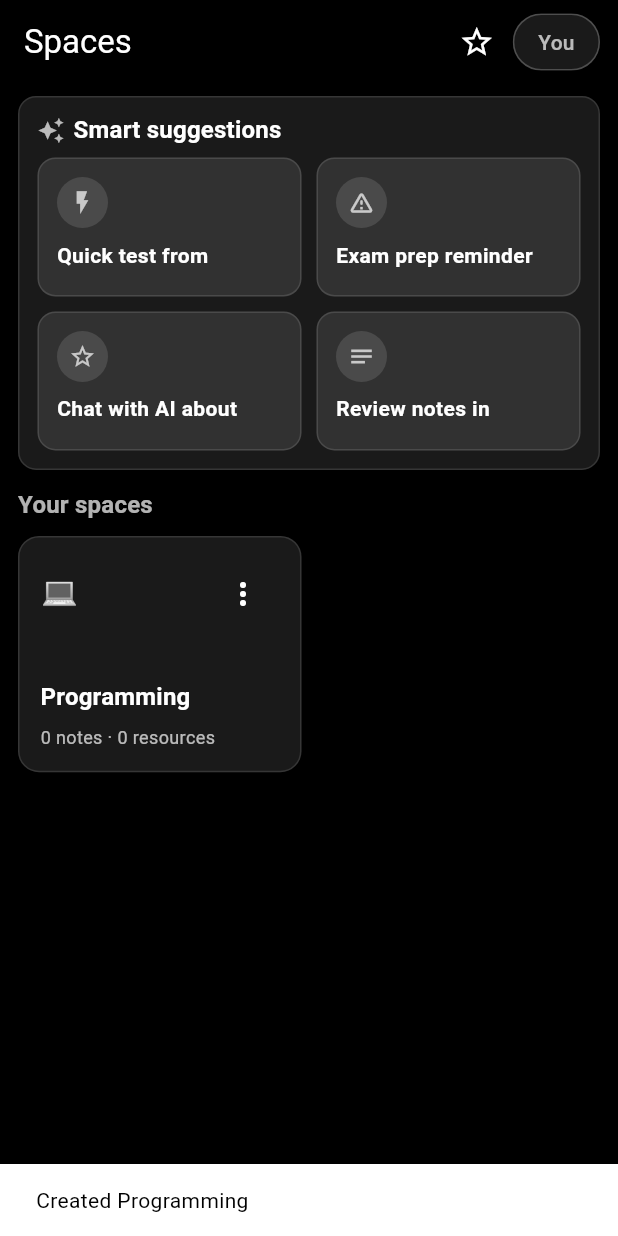
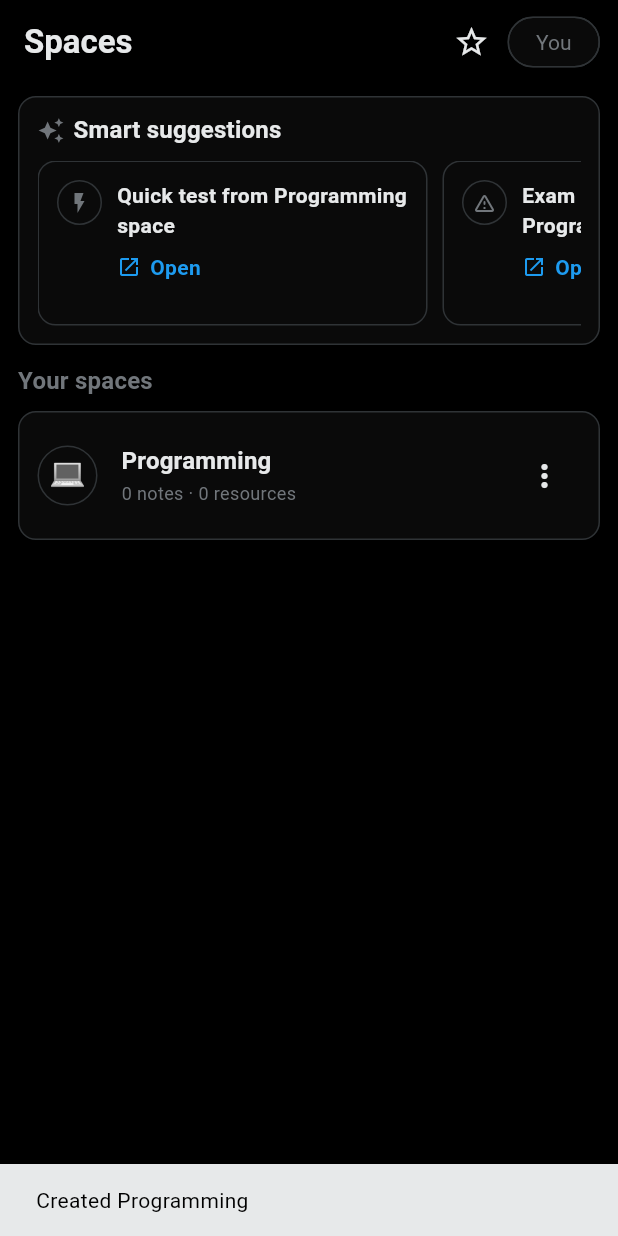
Before and after one commit to axttt243567/Agentic-Notes, a Flutter app: the HomePage screen opened directly, after a tap on an icon or button, on a phone screen of 412 x 824 dp. Run offline on Flutter 3.47's test engine with Material 3 defaults, Android fonts, the phone set to English and light mode, and no system bars; our stand-ins replace hive_flutter; accounts and stored records are empty.

Commit message:
feat(ui): X/Twitter dark restyle; rework Home suggestions & spaces; add suggestion settings; fix deprecations

```diff
--- a/lib/home_page.dart
+++ b/lib/home_page.dart
@@ -73,6 +73,89 @@ class _HomePageState extends State<HomePage> {
     ).push(MaterialPageRoute(builder: (_) => const ChatPage()));
   }
 
+  Future<void> _openSuggestionSettings() async {
+    final db = DBProvider.of(context);
+    String selected = _suggestLevel;
+    await showModalBottomSheet<void>(
+      context: context,
+      isScrollControlled: true,
+      backgroundColor: Theme.of(context).colorScheme.surface,
+      shape: const RoundedRectangleBorder(
+        borderRadius: BorderRadius.vertical(top: Radius.circular(20)),
+      ),
+      builder: (ctx) {
+        return Padding(
+          padding: const EdgeInsets.fromLTRB(16, 12, 16, 16),
+          child: StatefulBuilder(
+            builder: (context, setStateSB) => Column(
+              mainAxisSize: MainAxisSize.min,
+              crossAxisAlignment: CrossAxisAlignment.start,
+              children: [
+                Center(
+                  child: Container(
+                    width: 40,
+                    height: 4,
+                    margin: const EdgeInsets.only(bottom: 12),
+                    decoration: BoxDecoration(
+                      color: const Color(0xFF2F3336),
+                      borderRadius: BorderRadius.circular(999),
+                    ),
+                  ),
+                ),
+                Text(
+                  'Manage suggestions',
+                  style: Theme.of(
+                    context,
+                  ).textTheme.titleLarge?.copyWith(fontWeight: FontWeight.w700),
+                ),
+                const SizedBox(height: 12),
+                const Text('How many suggestions?'),
+                const SizedBox(height: 8),
+                Wrap(
+                  spacing: 8,
+                  children: [
+                    ChoiceChip(
+                      label: const Text('Suggest less'),
+                      selected: selected == 'less',
+                      onSelected: (_) async {
+                        setStateSB(() => selected = 'less');
+                        await db.setSuggestLevel('less');
+                      },
+                    ),
+                    ChoiceChip(
+                      label: const Text('Balanced'),
+                      selected: selected == 'balanced',
+                      onSelected: (_) async {
+                        setStateSB(() => selected = 'balanced');
+                        await db.setSuggestLevel('balanced');
+                      },
+                    ),
+                    ChoiceChip(
+                      label: const Text('Suggest more'),
+                      selected: selected == 'more',
+                      onSelected: (_) async {
+                        setStateSB(() => selected = 'more');
+                        await db.setSuggestLevel('more');
+                      },
+                    ),
+                  ],
+                ),
+                const SizedBox(height: 12),
+                Align(
+                  alignment: Alignment.centerRight,
+                  child: TextButton(
+                    onPressed: () => Navigator.of(ctx).maybePop(),
+                    child: const Text('Close'),
+                  ),
+                ),
+              ],
+            ),
+          ),
+        );
+      },
+    );
+  }
+
   Future<void> _addSpace() async {
     final db = DBProvider.of(context);
     final created = await showModalBottomSheet<SpaceModel>(
@@ -106,7 +189,10 @@ class _HomePageState extends State<HomePage> {
         backgroundColor: Theme.of(context).scaffoldBackgroundColor,
         surfaceTintColor: Colors.transparent,
         elevation: 0,
-        title: const Text('Spaces'),
+        title: const Text(
+          'Spaces',
+          style: TextStyle(fontWeight: FontWeight.w700),
+        ),
         actions: [
           IconButton(
             tooltip: 'AI chat',
@@ -119,11 +205,11 @@ class _HomePageState extends State<HomePage> {
               child: InputChip(
                 label: Text(
                   name.isEmpty ? 'me' : name,
-                  style: const TextStyle(color: Colors.white70),
+                  style: const TextStyle(color: Color(0xFF71767B)),
                 ),
                 shape: const StadiumBorder(),
-                backgroundColor: Colors.white10,
-                side: const BorderSide(color: Colors.white12),
+                backgroundColor: Color(0xFF0A0A0A),
+                side: const BorderSide(color: Color(0xFF2F3336)),
                 onPressed: _openProfile,
               ),
             ),
@@ -150,24 +236,29 @@ class _HomePageState extends State<HomePage> {
                     'Your spaces',
                     style: Theme.of(context).textTheme.titleMedium?.copyWith(
                       fontWeight: FontWeight.w700,
-                      color: Colors.white70,
+                      color: Color(0xFF71767B),
                     ),
                   ),
                   const SizedBox(height: 8),
-                  GridView.builder(
+                  Container(
+                    decoration: BoxDecoration(
+                      color: const Color(0xFF0A0A0A),
+                      borderRadius: BorderRadius.circular(12),
+                      border: Border.all(color: const Color(0xFF2F3336)),
+                    ),
+                    child: ListView.separated(
                       shrinkWrap: true,
                       physics: const NeverScrollableScrollPhysics(),
-                    gridDelegate:
-                        const SliverGridDelegateWithFixedCrossAxisCount(
-                          crossAxisCount: 2,
-                          mainAxisSpacing: 10,
-                          crossAxisSpacing: 10,
-                          childAspectRatio: 1.2,
+                      itemCount: _spaces.length,
+                      separatorBuilder: (_, __) => const Divider(
+                        height: 1,
+                        thickness: 1,
+                        color: Color(0xFF2F3336),
+                        indent: 64,
                       ),
-                    itemCount: _spaces.length,
                       itemBuilder: (context, i) {
                         final s = _spaces[i];
-                      return _SpaceCard(
+                        return _SpaceRow(
                           space: s,
                           onOpen: () => Navigator.of(context).push(
                             MaterialPageRoute(
@@ -183,6 +274,7 @@ class _HomePageState extends State<HomePage> {
                         );
                       },
                     ),
+                  ),
                 ],
               ),
       ),
@@ -194,9 +286,9 @@ class _HomePageState extends State<HomePage> {
     final suggestions = _buildSuggestions();
     return Container(
       decoration: BoxDecoration(
-        color: Colors.white10,
+        color: const Color(0xFF0A0A0A),
         borderRadius: BorderRadius.circular(12),
-        border: Border.all(color: Colors.white12),
+        border: Border.all(color: const Color(0xFF2F3336)),
       ),
       child: Padding(
         padding: const EdgeInsets.fromLTRB(12, 10, 12, 12),
@@ -205,7 +297,11 @@ class _HomePageState extends State<HomePage> {
           children: [
             Row(
               children: [
-                const Icon(Icons.auto_awesome, size: 18, color: Colors.white70),
+                const Icon(
+                  Icons.auto_awesome,
+                  size: 18,
+                  color: Color(0xFF71767B),
+                ),
                 const SizedBox(width: 6),
                 Text(
                   'Smart suggestions',
@@ -215,31 +311,28 @@ class _HomePageState extends State<HomePage> {
                 ),
               ],
             ),
-            const SizedBox(height: 6),
+            const SizedBox(height: 8),
             if (suggestions.isEmpty)
               const Text(
                 'No suggestions yet. Add some spaces to get started.',
-                style: TextStyle(color: Colors.white70),
+                style: TextStyle(color: Color(0xFF71767B)),
               )
             else
-              GridView.builder(
-                shrinkWrap: true,
-                physics: const NeverScrollableScrollPhysics(),
+              SizedBox(
+                height: 110,
+                child: ListView.separated(
+                  scrollDirection: Axis.horizontal,
                   itemCount: suggestions.length,
-                gridDelegate: SliverGridDelegateWithFixedCrossAxisCount(
-                  crossAxisCount: 2,
-                  mainAxisSpacing: 10,
-                  crossAxisSpacing: 10,
-                  childAspectRatio: 1.9,
-                ),
+                  separatorBuilder: (_, __) => const SizedBox(width: 10),
                   itemBuilder: (context, i) {
                     final s = suggestions[i];
-                  return _SuggestionCard(
+                    return _SuggestionCardX(
                       icon: s.icon,
                       text: s.text,
                       onTap: s.onTap,
                     );
                   },
+                ),
               ),
           ],
         ),
@@ -337,80 +430,6 @@ class _HomePageState extends State<HomePage> {
         : 4; // balanced
     return items.take(limit).toList(growable: false);
   }
-
-  void _openSuggestionSettings() async {
-    final db = DBProvider.of(context);
-    final levels = const ['less', 'balanced', 'more'];
-    await showModalBottomSheet<void>(
-      context: context,
-      backgroundColor: Theme.of(context).colorScheme.surface,
-      shape: const RoundedRectangleBorder(
-        borderRadius: BorderRadius.vertical(top: Radius.circular(20)),
-      ),
-      builder: (ctx) {
-        String selected = _suggestLevel;
-        return SafeArea(
-          child: Padding(
-            padding: const EdgeInsets.fromLTRB(16, 12, 16, 16),
-            child: Column(
-              mainAxisSize: MainAxisSize.min,
-              crossAxisAlignment: CrossAxisAlignment.start,
-              children: [
-                Center(
-                  child: Container(
-                    width: 40,
-                    height: 4,
-                    margin: const EdgeInsets.only(bottom: 12),
-                    decoration: BoxDecoration(
-                      color: Colors.white24,
-                      borderRadius: BorderRadius.circular(999),
-                    ),
-                  ),
-                ),
-                Text(
-                  'Manage suggestions',
-                  style: Theme.of(
-                    context,
-                  ).textTheme.titleLarge?.copyWith(fontWeight: FontWeight.w700),
-                ),
-                const SizedBox(height: 12),
-                const Text('How many suggestions?'),
-                const SizedBox(height: 8),
-                Wrap(
-                  spacing: 8,
-                  children: [
-                    for (final l in levels)
-                      ChoiceChip(
-                        label: Text(
-                          l == 'less'
-                              ? 'Suggest less'
-                              : l == 'more'
-                              ? 'Suggest more'
-                              : 'Balanced',
-                        ),
-                        selected: selected == l,
-                        onSelected: (_) async {
-                          selected = l;
-                          await db.setSuggestLevel(l);
-                        },
-                      ),
-                  ],
-                ),
-                const SizedBox(height: 12),
-                Align(
-                  alignment: Alignment.centerRight,
-                  child: TextButton(
-                    onPressed: () => Navigator.of(ctx).maybePop(),
-                    child: const Text('Close'),
-                  ),
-                ),
-              ],
-            ),
-          ),
-        );
-      },
-    );
-  }
 }
 
 class _Suggestion {
@@ -426,8 +445,65 @@ class _Suggestion {
   });
 }
 
-class _SuggestionCard extends StatelessWidget {
-  const _SuggestionCard({
+class _SpaceRow extends StatelessWidget {
+  const _SpaceRow({
+    required this.space,
+    required this.onOpen,
+    required this.onDelete,
+  });
+  final SpaceModel space;
+  final VoidCallback onOpen;
+  final VoidCallback onDelete;
+
+  @override
+  Widget build(BuildContext context) {
+    return ListTile(
+      onTap: onOpen,
+      leading: Container(
+        width: 40,
+        height: 40,
+        decoration: BoxDecoration(
+          color: const Color(0xFF0A0A0A),
+          shape: BoxShape.circle,
+          border: Border.all(color: const Color(0xFF2F3336)),
+        ),
+        child: Center(
+          child: Text(space.emoji, style: const TextStyle(fontSize: 20)),
+        ),
+      ),
+      title: Text(
+        space.name,
+        maxLines: 1,
+        overflow: TextOverflow.ellipsis,
+        style: Theme.of(
+          context,
+        ).textTheme.titleMedium?.copyWith(fontWeight: FontWeight.w700),
+      ),
+      subtitle: const Text(
+        '0 notes · 0 resources',
+        style: TextStyle(color: Color(0xFF71767B), fontSize: 12),
+      ),
+      trailing: PopupMenuButton<String>(
+        itemBuilder: (_) => const [
+          PopupMenuItem(value: 'rename', child: Text('Rename')),
+          PopupMenuItem(value: 'delete', child: Text('Delete')),
+        ],
+        onSelected: (v) {
+          if (v == 'delete') onDelete();
+          if (v == 'rename') {
+            ScaffoldMessenger.of(
+              context,
+            ).showSnackBar(const SnackBar(content: Text('Rename (UI only)')));
+          }
+        },
+      ),
+      contentPadding: const EdgeInsets.symmetric(horizontal: 12, vertical: 6),
+    );
+  }
+}
+
+class _SuggestionCardX extends StatelessWidget {
+  const _SuggestionCardX({
     required this.icon,
     required this.text,
     required this.onTap,
@@ -442,102 +518,59 @@ class _SuggestionCard extends StatelessWidget {
       onTap: onTap,
       borderRadius: BorderRadius.circular(12),
       child: Container(
+        width: 260,
+        padding: const EdgeInsets.all(12),
         decoration: BoxDecoration(
-          color: Colors.white10,
+          color: const Color(0xFF0A0A0A),
           borderRadius: BorderRadius.circular(12),
-          border: Border.all(color: Colors.white12),
+          border: Border.all(color: const Color(0xFF2F3336)),
         ),
-        padding: const EdgeInsets.all(12),
+        child: Row(
+          crossAxisAlignment: CrossAxisAlignment.start,
+          children: [
+            Container(
+              width: 30,
+              height: 30,
+              decoration: BoxDecoration(
+                color: const Color(0xFF0A0A0A),
+                borderRadius: BorderRadius.circular(999),
+                border: Border.all(color: const Color(0xFF2F3336)),
+              ),
+              child: Icon(icon, size: 16, color: const Color(0xFF71767B)),
+            ),
+            const SizedBox(width: 10),
+            Expanded(
               child: Column(
                 crossAxisAlignment: CrossAxisAlignment.start,
                 children: [
-            Container(
-              decoration: BoxDecoration(
-                color: Colors.white12,
-                borderRadius: BorderRadius.circular(999),
-              ),
-              padding: const EdgeInsets.all(8),
-              child: Icon(icon, size: 18, color: Colors.white70),
-            ),
-            const SizedBox(height: 8),
-            Expanded(
-              child: Align(
-                alignment: Alignment.bottomLeft,
-                child: Text(
+                  Text(
                     text,
                     maxLines: 2,
                     overflow: TextOverflow.ellipsis,
-                  style: Theme.of(
-                    context,
-                  ).textTheme.bodyMedium?.copyWith(fontWeight: FontWeight.w600),
+                    style: Theme.of(context).textTheme.bodyMedium?.copyWith(
+                      fontWeight: FontWeight.w600,
                     ),
+                  ),
+                  const SizedBox(height: 8),
+                  Row(
+                    children: const [
+                      Icon(
+                        Icons.open_in_new,
+                        size: 16,
+                        color: Color(0xFF1D9BF0),
+                      ),
+                      SizedBox(width: 6),
+                      Text(
+                        'Open',
+                        style: TextStyle(
+                          color: Color(0xFF1D9BF0),
+                          fontWeight: FontWeight.w600,
                         ),
                       ),
                     ],
                   ),
-      ),
-    );
-  }
-}
-
-class _SpaceCard extends StatelessWidget {
-  const _SpaceCard({
-    required this.space,
-    required this.onOpen,
-    required this.onDelete,
-  });
-  final SpaceModel space;
-  final VoidCallback onOpen;
-  final VoidCallback onDelete;
-
-  @override
-  Widget build(BuildContext context) {
-    return InkWell(
-      onTap: onOpen,
-      borderRadius: BorderRadius.circular(14),
-      child: Container(
-        decoration: BoxDecoration(
-          color: Colors.white10,
-          borderRadius: BorderRadius.circular(14),
-          border: Border.all(color: Colors.white12),
-        ),
-        padding: const EdgeInsets.all(14),
-        child: Column(
-          crossAxisAlignment: CrossAxisAlignment.start,
-          children: [
-            Row(
-              children: [
-                Text(space.emoji, style: const TextStyle(fontSize: 20)),
-                const Spacer(),
-                PopupMenuButton<String>(
-                  itemBuilder: (_) => const [
-                    PopupMenuItem(value: 'rename', child: Text('Rename')),
-                    PopupMenuItem(value: 'delete', child: Text('Delete')),
-                  ],
-                  onSelected: (v) {
-                    if (v == 'delete') onDelete();
-                    if (v == 'rename') {
-                      ScaffoldMessenger.of(context).showSnackBar(
-                        const SnackBar(content: Text('Rename (UI only)')),
-                      );
-                    }
-                  },
-                ),
                 ],
               ),
-            const Spacer(),
-            Text(
-              space.name,
-              maxLines: 1,
-              overflow: TextOverflow.ellipsis,
-              style: Theme.of(
-                context,
-              ).textTheme.titleMedium?.copyWith(fontWeight: FontWeight.w700),
-            ),
-            const SizedBox(height: 6),
-            const Text(
-              '0 notes · 0 resources',
-              style: TextStyle(color: Colors.white70, fontSize: 12),
             ),
           ],
         ),
@@ -557,7 +590,7 @@ class _EmptyState extends StatelessWidget {
       child: Column(
         mainAxisSize: MainAxisSize.min,
         children: [
-          const Icon(Icons.auto_awesome, size: 44, color: Colors.white60),
+          const Icon(Icons.auto_awesome, size: 44, color: Color(0xFF71767B)),
           const SizedBox(height: 12),
           Text(
             'Create your first space',
@@ -568,7 +601,7 @@ class _EmptyState extends StatelessWidget {
           const SizedBox(height: 6),
           const Text(
             'Organize topics like Programming, Physics, and more.',
-            style: TextStyle(color: Colors.white70),
+            style: TextStyle(color: Color(0xFF71767B)),
           ),
           const SizedBox(height: 14),
           FilledButton.icon(
@@ -592,8 +625,8 @@ class _EmptyState extends StatelessWidget {
                     onQuickCreate(s[0], s[1]);
                   },
                   shape: const StadiumBorder(),
-                  backgroundColor: Colors.white10,
-                  side: const BorderSide(color: Colors.white12),
+                  backgroundColor: Color(0xFF0A0A0A),
+                  side: const BorderSide(color: Color(0xFF2F3336)),
                 ),
             ],
           ),
@@ -638,7 +671,7 @@ class _AddSpaceSheetState extends State<_AddSpaceSheet> {
                 height: 4,
                 margin: const EdgeInsets.only(bottom: 12),
                 decoration: BoxDecoration(
-                  color: Colors.white24,
+                  color: const Color(0xFF2F3336),
                   borderRadius: BorderRadius.circular(999),
                 ),
               ),
--- a/lib/widgets/add_api_key_sheet.dart
+++ b/lib/widgets/add_api_key_sheet.dart
@@ -38,7 +38,7 @@ class _AddApiKeySheetState extends State<AddApiKeySheet> {
                 height: 4,
                 margin: const EdgeInsets.only(bottom: 12),
                 decoration: BoxDecoration(
-                  color: Colors.white24,
+                  color: Color(0xFF2F3336),
                   borderRadius: BorderRadius.circular(999),
                 ),
               ),
```
Also changed, not shown: lib/chat_page.dart (+8 -8 lines), lib/main.dart (+47 -16 lines), lib/onboarding.dart (+15 -21 lines), lib/space_page.dart (+25 -19 lines), lib/widgets/profile_sheet.dart (+39 -29 lines). Lines whose indentation alone changed are shown as unchanged.
